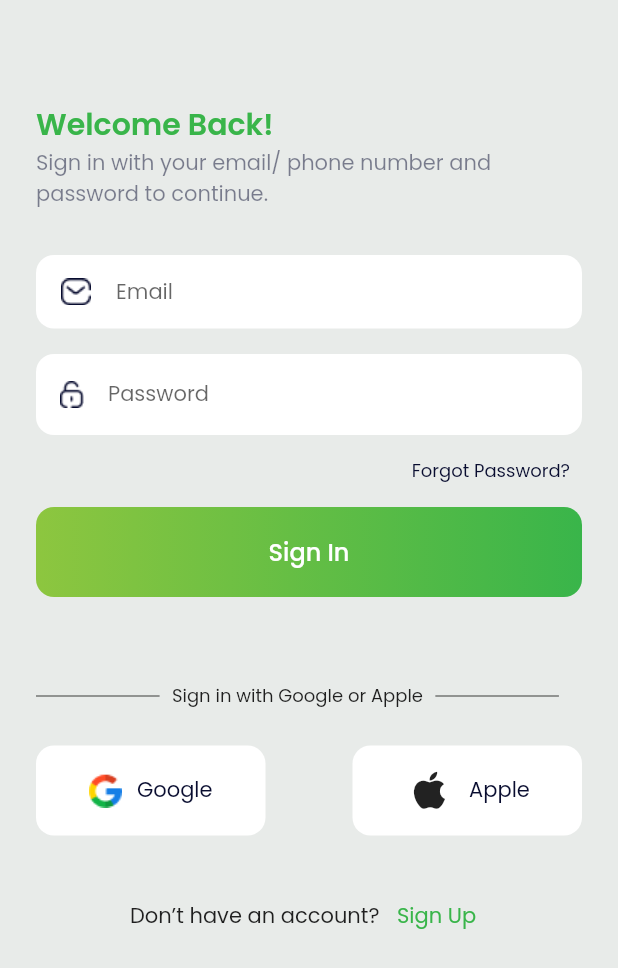
After one commit to BilalN10/shelf_life, a Flutter app: the LoginPage screen opened directly, on a phone screen of 412 x 824 dp. The commit adds this screen. Shown: the top 968 px of the screen. Run offline on Flutter 3.47's test engine with Material 2 defaults, Android fonts, the phone set to English and light mode, and no system bars; our stand-ins replace flutter_svg, get, google_fonts, responsive_sizer.

Commit message:
login screen completed

```diff
--- a/lib/constants/icons.dart
+++ b/lib/constants/icons.dart
@@ -1,4 +1,8 @@
 class IconClass {
   static const appName = 'assets/icons/appname.svg';
   static const appIcon = 'assets/icons/appIcon.svg';
+  static const emailIcon = 'assets/icons/email.png';
+  static const password = 'assets/icons/password.png';
+  static const showPass = 'assets/icons/showpass.png';
+  static const google = 'assets/icons/google.png';
 }
--- /dev/null
+++ b/lib/views/pages/authentication/components/social_logins.dart
@@ -0,0 +1,75 @@
+import 'package:flutter/material.dart';
+import 'package:google_fonts/google_fonts.dart';
+import 'package:responsive_sizer/responsive_sizer.dart';
+import 'package:shelf_life/constants/icons.dart';
+
+class SocialLogins extends StatelessWidget {
+  const SocialLogins({
+    super.key,
+    required this.appleLoginOnTap,
+    required this.googleLoginOnTap,
+  });
+  final VoidCallback googleLoginOnTap;
+  final VoidCallback appleLoginOnTap;
+  @override
+  Widget build(BuildContext context) {
+    return Row(
+      mainAxisAlignment: MainAxisAlignment.spaceBetween,
+      children: [
+        GestureDetector(
+          onTap: googleLoginOnTap,
+          child: Container(
+            width: Adaptive.px(153),
+            height: Adaptive.px(60),
+            decoration: BoxDecoration(
+              color: Colors.white,
+              borderRadius: BorderRadius.circular(12),
+            ),
+            child: Row(
+              mainAxisAlignment: MainAxisAlignment.center,
+              children: [
+                Image.asset(IconClass.google),
+                const SizedBox(width: 10),
+                Text(
+                  'Google',
+                  style: GoogleFonts.poppins(
+                      fontSize: 14,
+                      fontWeight: FontWeight.w400,
+                      color: const Color(0xff080C2F)),
+                ),
+              ],
+            ),
+          ),
+        ),
+        GestureDetector(
+          onTap: appleLoginOnTap,
+          child: Container(
+            width: Adaptive.px(153),
+            height: Adaptive.px(60),
+            decoration: BoxDecoration(
+              color: Colors.white,
+              borderRadius: BorderRadius.circular(12),
+            ),
+            child: Row(
+              mainAxisAlignment: MainAxisAlignment.center,
+              children: [
+                Icon(
+                  Icons.apple,
+                  size: Adaptive.h(4),
+                ),
+                const SizedBox(width: 10),
+                Text(
+                  'Apple',
+                  style: GoogleFonts.poppins(
+                      fontSize: 14,
+                      fontWeight: FontWeight.w400,
+                      color: const Color(0xff080C2F)),
+                ),
+              ],
+            ),
+          ),
+        ),
+      ],
+    );
+  }
+}
--- /dev/null
+++ b/lib/views/pages/authentication/login_page.dart
@@ -0,0 +1,210 @@
+import 'package:flutter/material.dart';
+import 'package:get/get.dart';
+import 'package:google_fonts/google_fonts.dart';
+import 'package:responsive_sizer/responsive_sizer.dart';
+import 'package:shelf_life/constants/colors.dart';
+import 'package:shelf_life/constants/icons.dart';
+import 'package:shelf_life/views/widgets/common_field.dart';
+import 'package:shelf_life/views/widgets/primary_button.dart';
+
+import 'components/social_logins.dart';
+
+class LoginPage extends StatefulWidget {
+  LoginPage({super.key});
+
+  @override
+  State<LoginPage> createState() => _LoginPageState();
+}
+
+class _LoginPageState extends State<LoginPage> {
+  final TextEditingController emailController = TextEditingController();
+
+  final TextEditingController passwordController = TextEditingController();
+
+  bool _showSuffixIcon = false;
+  bool showPass = true;
+
+  @override
+  void initState() {
+    super.initState();
+    passwordController.addListener(_handlePasswordInput);
+  }
+
+  @override
+  void dispose() {
+    passwordController.dispose();
+    super.dispose();
+  }
+
+  void _handlePasswordInput() {
+    setState(() {
+      _showSuffixIcon = passwordController.text.isNotEmpty;
+    });
+  }
+
+  @override
+  Widget build(BuildContext context) {
+    return Scaffold(
+      backgroundColor: const Color(0xffECECEC),
+      body: Container(
+        height: Get.height,
+        width: Get.width,
+        decoration:
+            BoxDecoration(color: ColorClass.lightPrimaryColor.withOpacity(.02)),
+        child: Padding(
+          padding: EdgeInsets.symmetric(horizontal: Adaptive.px(24)),
+          child: Column(
+            crossAxisAlignment: CrossAxisAlignment.start,
+            children: [
+              SizedBox(height: Adaptive.px(68)),
+              Text(
+                'Welcome Back!',
+                style: GoogleFonts.poppins(
+                    fontSize: Adaptive.px(20),
+                    fontWeight: FontWeight.w600,
+                    color: ColorClass.lightPrimaryColor),
+              ),
+              Text(
+                'Sign in with your email/ phone number and password to continue.',
+                style: GoogleFonts.poppins(
+                    fontSize: Adaptive.px(14),
+                    fontWeight: FontWeight.w400,
+                    color: const Color(0xff080C2F).withOpacity(.5)),
+              ),
+              SizedBox(
+                height: Adaptive.px(30),
+              ),
+              CommonField(
+                controller: emailController,
+                keyboardType: TextInputType.emailAddress,
+                prefixIcon: IconClass.emailIcon,
+                hintText: 'Email',
+                onChanged: (value) {},
+                validator: (value) {
+                  return;
+                },
+              ),
+              SizedBox(
+                height: Adaptive.px(17),
+              ),
+              Container(
+                width: Adaptive.w(100),
+                decoration: BoxDecoration(
+                  borderRadius: BorderRadius.circular(12),
+                  color: Colors.white,
+                ),
+                child: TextFormField(
+                  obscureText: showPass,
+                  controller: passwordController,
+                  keyboardType: TextInputType.name,
+                  onChanged: (onChanged) {},
+                  validator: (value) {
+                    return;
+                  },
+                  decoration: InputDecoration(
+                      suffixIcon: _showSuffixIcon
+                          ? GestureDetector(
+                              onTap: () {
+                                setState(() {
+                                  showPass = !showPass;
+                                });
+                              },
+                              child: Image.asset(IconClass.showPass))
+                          : null,
+                      contentPadding: EdgeInsets.symmetric(
+                          horizontal: 4, vertical: Adaptive.h(2)),
+                      border: InputBorder.none,
+                      errorBorder: InputBorder.none,
+                      enabledBorder: InputBorder.none,
+                      focusedBorder: InputBorder.none,
+                      disabledBorder: InputBorder.none,
+                      focusedErrorBorder: InputBorder.none,
+                      prefixIcon: Image.asset(
+                        IconClass.password,
+                        color: const Color(0xff080C2F),
+                      ),
+                      hintText: 'Password',
+                      hintStyle: GoogleFonts.poppins(
+                        fontSize: Adaptive.px(14),
+                        fontWeight: FontWeight.w400,
+                      )),
+                ),
+              ),
+              Align(
+                alignment: Alignment.topRight,
+                child: TextButton(
+                    onPressed: () {},
+                    child: Text(
+                      'Forgot Password?',
+                      style: GoogleFonts.poppins(
+                          fontSize: Adaptive.px(12),
+                          fontWeight: FontWeight.w400,
+                          color: const Color(0xff080C2F)),
+                    )),
+              ),
+              PrimaryButton(
+                onTap: () {},
+                text: 'Sign In',
+              ),
+              SizedBox(
+                height: Adaptive.px(57),
+              ),
+              Row(
+                children: [
+                  Container(
+                    width: Adaptive.w(20),
+                    height: .5,
+                    color: Colors.black,
+                  ),
+                  SizedBox(
+                    width: Adaptive.w(2),
+                  ),
+                  Text(
+                    'Sign in with Google or Apple',
+                    style: GoogleFonts.poppins(
+                        fontSize: Adaptive.px(12), fontWeight: FontWeight.w400),
+                  ),
+                  SizedBox(
+                    width: Adaptive.w(2),
+                  ),
+                  Container(
+                    width: Adaptive.w(20),
+                    height: .5,
+                    color: Colors.black,
+                  ),
+                ],
+              ),
+              SizedBox(height: Adaptive.px(24)),
+              SocialLogins(
+                appleLoginOnTap: () {},
+                googleLoginOnTap: () {},
+              ),
+              SizedBox(height: Adaptive.px(30)),
+              Row(
+                mainAxisAlignment: MainAxisAlignment.center,
+                children: [
+                  Text(
+                    'Don’t have an account? ',
+                    style: GoogleFonts.poppins(
+                      fontSize: Adaptive.px(14),
+                      fontWeight: FontWeight.w400,
+                    ),
+                  ),
+                  TextButton(
+                      onPressed: () {},
+                      child: Text(
+                        'Sign Up',
+                        style: GoogleFonts.poppins(
+                            fontSize: Adaptive.px(14),
+                            fontWeight: FontWeight.w400,
+                            color: ColorClass.lightPrimaryColor),
+                      ))
+                ],
+              ),
+            ],
+          ),
+        ),
+      ),
+    );
+  }
+}
--- a/lib/views/pages/onboard/onboard_page.dart
+++ b/lib/views/pages/onboard/onboard_page.dart
@@ -1,9 +1,12 @@
 import 'package:flutter/material.dart';
 import 'package:flutter_svg/svg.dart';
+import 'package:get/get.dart';
 import 'package:google_fonts/google_fonts.dart';
 import 'package:responsive_sizer/responsive_sizer.dart';
 import 'package:shelf_life/constants/colors.dart';
 import 'package:shelf_life/constants/icons.dart';
+import 'package:shelf_life/views/pages/authentication/login_page.dart';
+import 'package:shelf_life/views/widgets/primary_button.dart';
 
 import 'content.dart';
 
@@ -89,30 +92,12 @@ class _OnboardPageState extends State<OnboardPage> {
               ),
               Visibility(
                 visible: selectedIndex == splashData.length - 1,
-                child: Container(
-                  height: Adaptive.px(60),
+                child: SizedBox(
                   width: Adaptive.px(317),
-                  decoration: BoxDecoration(
-                      borderRadius: BorderRadius.circular(12),
-                      gradient: const LinearGradient(colors: [
-                        ColorClass.primaryColor,
-                        ColorClass.lightPrimaryColor
-                      ])),
-                  child: Row(
-                    mainAxisAlignment: MainAxisAlignment.center,
-                    children: [
-                      Text("Get Started",
-                          style: GoogleFonts.poppins(
-                            fontSize: Adaptive.px(16),
-                            color: Colors.white,
-                            fontWeight: FontWeight.w500,
-                          )),
-                      const Icon(
-                        Icons.arrow_forward,
-                        color: Colors.white,
-                        size: 16,
-                      )
-                    ],
+                  child: PrimaryButton(
+                    onTap: () => Get.to(() => LoginPage()),
+                    isGetStartedButton: true,
+                    text: '',
                   ),
                 ),
               ),
@@ -131,35 +116,7 @@ class _OnboardPageState extends State<OnboardPage> {
               ),
             ],
           ),
-        )
-
-        // Container(
-        //   padding: EdgeInsets.symmetric(horizontal: Adaptive.w(3)),
-        //   child: Row(
-        //     mainAxisAlignment: MainAxisAlignment.center,
-        //     children: List.generate(
-        //       splashData.length,
-        //       (index) {
-        //         return AnimatedContainer(
-        //           duration: const Duration(milliseconds: 200),
-        //           margin: const EdgeInsets.only(right: 5),
-        //           height: index == 2 ? 40 : 6,
-        //           width: selectedIndex == index ? 30 : 6,
-        //           decoration: BoxDecoration(
-        //             borderRadius: selectedIndex == index
-        //                 ? BorderRadius.circular(5)
-        //                 : BorderRadius.circular(30),
-        //             color: selectedIndex == index
-        //                 ? ColorClass.primaryColor
-        //                 : Colors.grey,
-        //           ),
-        //         );
-        //       },
-        //     ),
-        //   ),
-        // ),
-
-        );
+        ));
   }
 
   AnimatedContainer buildDot({int? index}) {
@@ -167,7 +124,7 @@ class _OnboardPageState extends State<OnboardPage> {
       duration: const Duration(milliseconds: 200),
       margin: const EdgeInsets.only(right: 5),
       height: 6,
-      width: selectedIndex == index ? 30 : 6,
+      width: selectedIndex == index ? Adaptive.px(40) : 6,
       decoration: BoxDecoration(
         borderRadius: selectedIndex == index
             ? BorderRadius.circular(5)
--- /dev/null
+++ b/lib/views/widgets/common_field.dart
@@ -0,0 +1,57 @@
+import 'package:flutter/material.dart';
+import 'package:google_fonts/google_fonts.dart';
+import 'package:responsive_sizer/responsive_sizer.dart';
+import 'package:shelf_life/constants/icons.dart';
+
+class CommonField extends StatelessWidget {
+  const CommonField({
+    super.key,
+    required this.controller,
+    required this.keyboardType,
+    required this.prefixIcon,
+    required this.onChanged,
+    required this.validator,
+    required this.hintText,
+  });
+  final TextEditingController controller;
+  final TextInputType keyboardType;
+  final String prefixIcon;
+  final Function(String)? onChanged;
+  final String? Function(String?)? validator;
+  final String hintText;
+
+  @override
+  Widget build(BuildContext context) {
+    return Container(
+      width: Adaptive.w(100),
+      decoration: BoxDecoration(
+        borderRadius: BorderRadius.circular(12),
+        color: Colors.white,
+      ),
+      child: TextFormField(
+        controller: controller,
+        keyboardType: keyboardType,
+        onChanged: onChanged,
+        validator: validator,
+        decoration: InputDecoration(
+            contentPadding:
+                const EdgeInsets.symmetric(horizontal: 4, vertical: 14),
+            border: InputBorder.none,
+            errorBorder: InputBorder.none,
+            enabledBorder: InputBorder.none,
+            focusedBorder: InputBorder.none,
+            disabledBorder: InputBorder.none,
+            focusedErrorBorder: InputBorder.none,
+            prefixIcon: Image.asset(
+              prefixIcon,
+              color: const Color(0xff080C2F),
+            ),
+            hintText: hintText,
+            hintStyle: GoogleFonts.poppins(
+              fontSize: Adaptive.px(14),
+              fontWeight: FontWeight.w400,
+            )),
+      ),
+    );
+  }
+}
--- /dev/null
+++ b/lib/views/widgets/primary_button.dart
@@ -0,0 +1,59 @@
+import 'package:flutter/material.dart';
+import 'package:google_fonts/google_fonts.dart';
+import 'package:responsive_sizer/responsive_sizer.dart';
+import 'package:shelf_life/constants/colors.dart';
+
+// ignore: must_be_immutable
+class PrimaryButton extends StatelessWidget {
+  PrimaryButton({
+    super.key,
+    required this.onTap,
+    required this.text,
+    this.isGetStartedButton = false,
+  });
+  final VoidCallback onTap;
+  bool isGetStartedButton;
+  final String text;
+  @override
+  Widget build(BuildContext context) {
+    return GestureDetector(
+      onTap: onTap,
+      child: Container(
+        height: Adaptive.px(60),
+        width: Adaptive.w(100),
+        decoration: BoxDecoration(
+          borderRadius: BorderRadius.circular(12),
+          gradient: const LinearGradient(
+            colors: [ColorClass.primaryColor, ColorClass.lightPrimaryColor],
+          ),
+        ),
+        child: isGetStartedButton
+            ? Row(
+                mainAxisAlignment: MainAxisAlignment.center,
+                children: [
+                  Text("Get Started",
+                      style: GoogleFonts.poppins(
+                        fontSize: Adaptive.px(16),
+                        color: Colors.white,
+                        fontWeight: FontWeight.w500,
+                      )),
+                  const Icon(
+                    Icons.arrow_forward,
+                    color: Colors.white,
+                    size: 16,
+                  )
+                ],
+              )
+            : Center(
+                child: Text(
+                  text,
+                  style: GoogleFonts.poppins(
+                      fontSize: Adaptive.px(16),
+                      fontWeight: FontWeight.w500,
+                      color: Colors.white),
+                ),
+              ),
+      ),
+    );
+  }
+}
```
Also changed, not shown: assets/icons/email.png (added), assets/icons/google.png (added), assets/icons/password.png (added), assets/icons/showpass.png (added).
